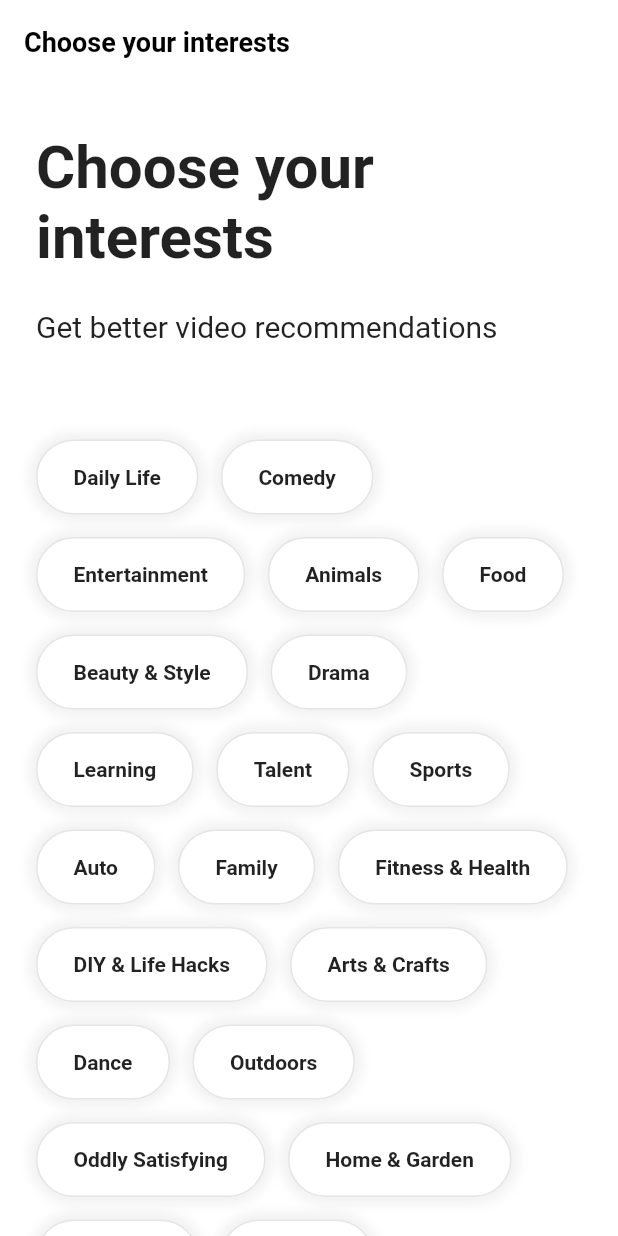
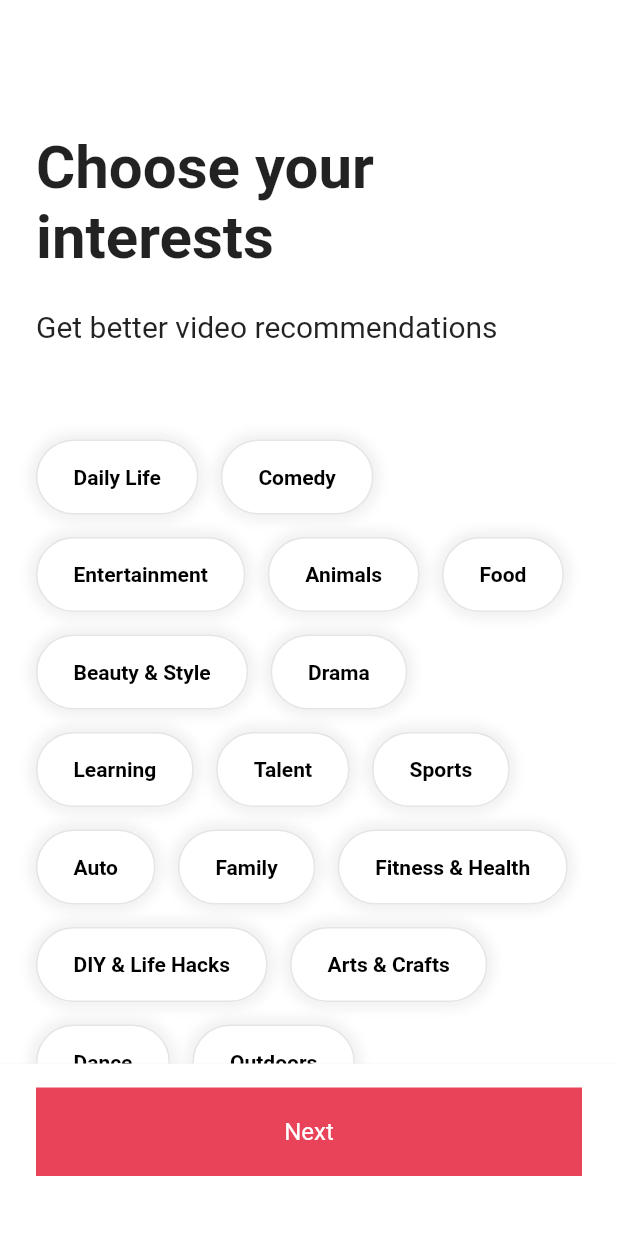
Before and after one commit to irismake/tikNtok, a Flutter app: the screen it shows after launch, on a phone screen of 412 x 824 dp. Run offline on Flutter 3.47's test engine with Material 2 defaults, Android fonts, the phone set to English and light mode, and no system bars; our stand-ins replace font_awesome_flutter.

Commit message:
Style : interests_screen UI
Extract interestButton

```diff
--- a/lib/features/onbording/interests_screen.dart
+++ b/lib/features/onbording/interests_screen.dart
@@ -1,6 +1,7 @@
 import 'package:flutter/material.dart';
 import 'package:flutter/src/widgets/container.dart';
 import 'package:flutter/src/widgets/framework.dart';
+import 'package:tikntok/features/onbording/widgets/interest_button.dart';
 
 import '../../constants/gaps.dart';
 import '../../constants/sizes.dart';
@@ -46,19 +47,64 @@ const interests = [
   "Home & Garden",
 ];
 
-class InterestsScreen extends StatelessWidget {
+class InterestsScreen extends StatefulWidget {
   const InterestsScreen({super.key});
+
+  @override
+  State<InterestsScreen> createState() => _InterestsScreenState();
+}
+
+class _InterestsScreenState extends State<InterestsScreen> {
+  final ScrollController _scrollController = ScrollController();
+
+  bool _showTitle = false;
+
+  void _onScroll() {
+    if (_scrollController.offset > 100) {
+      if (_showTitle) return;
+      setState(() {
+        _showTitle = true;
+      });
+    } else {
+      setState(() {
+        _showTitle = false;
+      });
+    }
+  }
+
+  @override
+  void initState() {
+    super.initState();
+    _scrollController.addListener(() {
+      _onScroll();
+    });
+  }
+
+  @override
+  void dispose() {
+    _scrollController.dispose();
+    super.dispose();
+  }
 
   @override
   Widget build(BuildContext context) {
     return Scaffold(
       appBar: AppBar(
-        title: Text("Choose your interests"),
+        title: AnimatedOpacity(
+          opacity: _showTitle ? 1 : 0,
+          duration: Duration(milliseconds: 300),
+          child: Text("Choose your interests"),
         ),
-      body: SingleChildScrollView(
+      ),
+      body: Scrollbar(
+        controller: _scrollController,
+        child: SingleChildScrollView(
+          controller: _scrollController,
           child: Padding(
-          padding: EdgeInsets.symmetric(
-            horizontal: Sizes.size24,
+            padding: EdgeInsets.only(
+              bottom: Sizes.size16,
+              left: Sizes.size24,
+              right: Sizes.size24,
             ),
             child: Column(
               crossAxisAlignment: CrossAxisAlignment.start,
@@ -84,36 +130,40 @@ class InterestsScreen extends StatelessWidget {
                   spacing: 15,
                   children: [
                     for (var interest in interests)
-                    Container(
-                      padding: EdgeInsets.symmetric(
-                        vertical: Sizes.size16,
-                        horizontal: Sizes.size24,
-                      ),
-                      decoration: BoxDecoration(
-                          color: Colors.white,
-                          borderRadius: BorderRadius.circular(Sizes.size32),
-                          border:
-                              Border.all(color: Colors.black.withOpacity(0.1)),
-                          boxShadow: [
-                            BoxShadow(
-                              color: Colors.black.withOpacity(0.05),
-                              blurRadius: 5,
-                              spreadRadius: 5,
-                            )
-                          ]),
-                      child: Text(
-                        interest,
-                        style: TextStyle(
-                          fontWeight: FontWeight.bold,
-                        ),
-                      ),
-                    )
+                      InterestButton(interest: interest)
                   ],
                 )
               ],
             ),
           ),
         ),
+      ),
+      bottomNavigationBar: BottomAppBar(
+        elevation: 1,
+        child: Padding(
+          padding: EdgeInsets.only(
+            bottom: Sizes.size40,
+            top: Sizes.size16,
+            left: Sizes.size24,
+            right: Sizes.size24,
+          ),
+          child: Container(
+              padding: EdgeInsets.symmetric(
+                vertical: Sizes.size20,
+              ),
+              decoration: BoxDecoration(
+                color: Theme.of(context).primaryColor,
+              ),
+              child: const Text(
+                'Next',
+                textAlign: TextAlign.center,
+                style: TextStyle(
+                  color: Colors.white,
+                  fontSize: Sizes.size16,
+                ),
+              )),
+        ),
+      ),
     );
   }
 }
--- /dev/null
+++ b/lib/features/onbording/widgets/interest_button.dart
@@ -0,0 +1,57 @@
+import 'package:flutter/material.dart';
+
+import '../../../constants/sizes.dart';
+
+class InterestButton extends StatefulWidget {
+  const InterestButton({
+    Key? key,
+    required this.interest,
+  }) : super(key: key);
+
+  final String interest;
+
+  @override
+  State<InterestButton> createState() => _InterestButtonState();
+}
+
+class _InterestButtonState extends State<InterestButton> {
+  bool _isSelected = false;
+
+  void _onTap() {
+    setState(() {
+      _isSelected = !_isSelected;
+    });
+  }
+
+  @override
+  Widget build(BuildContext context) {
+    return GestureDetector(
+      onTap: _onTap,
+      child: AnimatedContainer(
+        duration: const Duration(milliseconds: 300),
+        padding: EdgeInsets.symmetric(
+          vertical: Sizes.size16,
+          horizontal: Sizes.size24,
+        ),
+        decoration: BoxDecoration(
+            color: _isSelected ? Theme.of(context).primaryColor : Colors.white,
+            borderRadius: BorderRadius.circular(Sizes.size32),
+            border: Border.all(color: Colors.black.withOpacity(0.1)),
+            boxShadow: [
+              BoxShadow(
+                color: Colors.black.withOpacity(0.05),
+                blurRadius: 5,
+                spreadRadius: 5,
+              )
+            ]),
+        child: Text(
+          widget.interest,
+          style: TextStyle(
+            color: _isSelected ? Colors.white : Colors.black,
+            fontWeight: FontWeight.bold,
+          ),
+        ),
+      ),
+    );
+  }
+}
```
Lines whose indentation alone changed are shown as unchanged.
